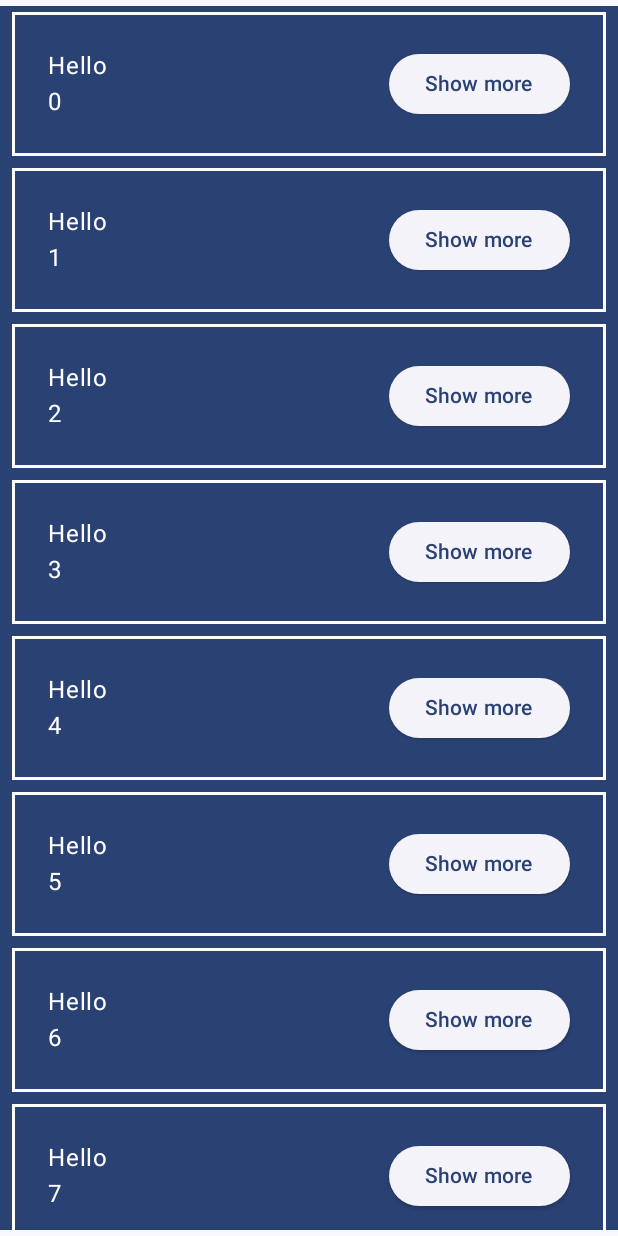
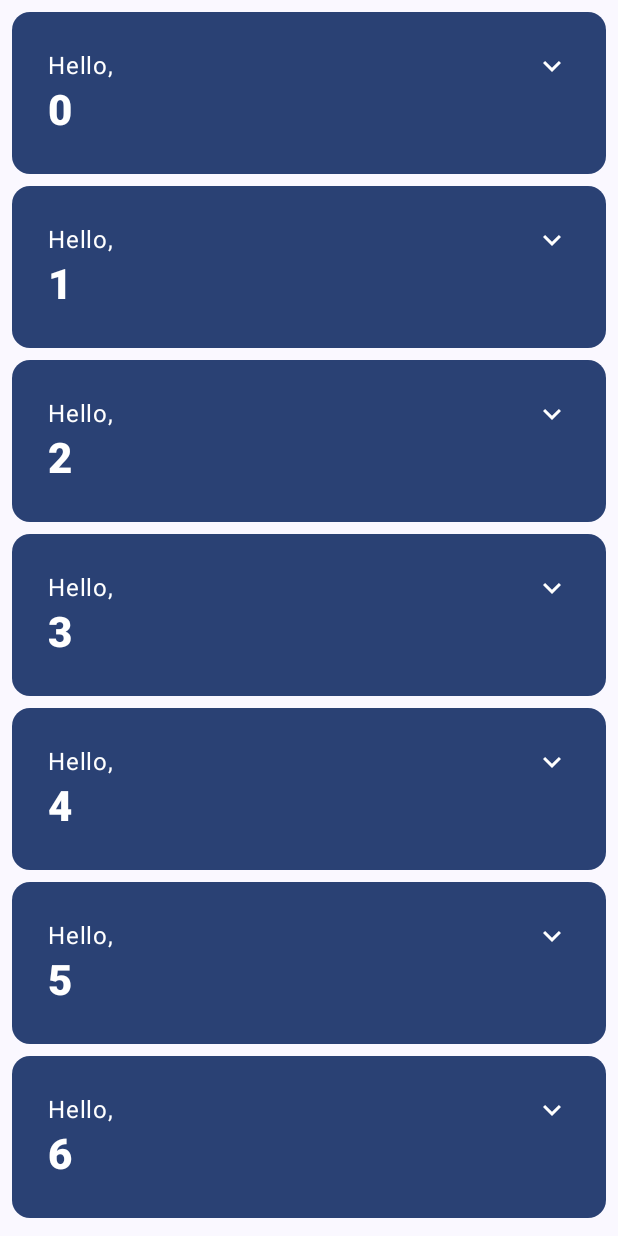
Before and after one commit to tayuta914/Basics_Codelab, an Android app built with Jetpack Compose: the screen it shows after launch (MainActivity), after a tap on "Continue", on a phone screen of 412 x 824 dp. Run offline under Robolectric (Android 15) with nearby library versions, the phone set to English and light mode, and no system bars.

Commit message:
アプリスタイルやテーマなどを追加

```diff
--- a/app/build.gradle.kts
+++ b/app/build.gradle.kts
@@ -49,6 +49,7 @@ dependencies {
     implementation(libs.androidx.ui.graphics)
     implementation(libs.androidx.ui.tooling.preview)
     implementation(libs.androidx.material3)
+    implementation(libs.androidx.material.icons.extended)
     testImplementation(libs.junit)
     androidTestImplementation(libs.androidx.junit)
     androidTestImplementation(libs.androidx.espresso.core)
--- a/app/src/main/java/com/example/basicscodelab/MainActivity.kt
+++ b/app/src/main/java/com/example/basicscodelab/MainActivity.kt
@@ -1,13 +1,13 @@
 package com.example.basicscodelab
 
+import android.content.res.Configuration.UI_MODE_NIGHT_YES
 import android.os.Bundle
 import androidx.activity.ComponentActivity
 import androidx.activity.compose.setContent
 import androidx.activity.enableEdgeToEdge
+import androidx.compose.animation.animateContentSize
 import androidx.compose.animation.core.Spring
-import androidx.compose.animation.core.animateDpAsState
 import androidx.compose.animation.core.spring
-import androidx.compose.foundation.border
 import androidx.compose.foundation.layout.Arrangement
 import androidx.compose.foundation.layout.Column
 import androidx.compose.foundation.layout.Row
@@ -15,8 +15,14 @@ import androidx.compose.foundation.layout.fillMaxSize
 import androidx.compose.foundation.layout.padding
 import androidx.compose.foundation.lazy.LazyColumn
 import androidx.compose.foundation.lazy.items
+import androidx.compose.material.icons.Icons
+import androidx.compose.material.icons.filled.ExpandLess
+import androidx.compose.material.icons.filled.ExpandMore
 import androidx.compose.material3.Button
-import androidx.compose.material3.ElevatedButton
+import androidx.compose.material3.Card
+import androidx.compose.material3.CardDefaults
+import androidx.compose.material3.Icon
+import androidx.compose.material3.IconButton
 import androidx.compose.material3.MaterialTheme
 import androidx.compose.material3.Surface
 import androidx.compose.material3.Text
@@ -27,7 +33,8 @@ import androidx.compose.runtime.saveable.rememberSaveable
 import androidx.compose.runtime.setValue
 import androidx.compose.ui.Alignment
 import androidx.compose.ui.Modifier
-import androidx.compose.ui.graphics.Color
+import androidx.compose.ui.res.stringResource
+import androidx.compose.ui.text.font.FontWeight
 import androidx.compose.ui.tooling.preview.Preview
 import androidx.compose.ui.unit.dp
 import com.example.basicscodelab.ui.theme.BasicsCodelabTheme
@@ -45,9 +52,7 @@ class MainActivity : ComponentActivity() {
 }
 
 @Composable
-fun MyApp(
-    modifier: Modifier = Modifier,
-) {
+fun MyApp(modifier: Modifier = Modifier) {
     var shouldShowOnboarding by rememberSaveable { mutableStateOf(true) }
 
     Surface(modifier) {
@@ -74,45 +79,73 @@ private fun Greetings(
 }
 
 @Composable
-fun Greeting(name: String, modifier: Modifier = Modifier) {
+private fun Greeting(name: String, modifier: Modifier = Modifier) {
+    Card(
+        colors = CardDefaults.cardColors(
+            containerColor = MaterialTheme.colorScheme.primary
+        ),
+        modifier = modifier.padding(vertical = 4.dp, horizontal = 8.dp)
+    ) {
+        CardContent(name)
+    }
+}
+
+@Composable
+fun CardContent(name: String) {
     // rememberで再コンポジションの前後で状態を保持するには、remember を使用して可変状態を記憶する
-    var expanded = rememberSaveable { mutableStateOf(false) }
-    // 各アイテムを個別で展開するように調整
-    val expandPadding by animateDpAsState(
-        if (expanded.value) 48.dp else 0.dp,
+    var expanded by rememberSaveable { mutableStateOf(false) }
+    Row(
+        modifier = Modifier
+            .padding(12.dp)
+            .animateContentSize(
                 animationSpec = spring(
                     dampingRatio = Spring.DampingRatioMediumBouncy,
                     stiffness = Spring.StiffnessLow
                 )
             )
-    Surface(color = MaterialTheme.colorScheme.primary) {
-        Column(
-            modifier = modifier
-                .padding(vertical = 4.dp, horizontal = 8.dp)
-                .border(2.dp, Color.White)
     ) {
-            Row(modifier = Modifier.padding(24.dp)) {
         Column(
             modifier = Modifier
                 .weight(1f)
-                        .padding(bottom = expandPadding)
+                .padding(12.dp)
         ) {
-                    Text(text = "Hello ")
-                    Text(text = name)
-                }
-                ElevatedButton(onClick = { expanded.value = !expanded.value }) {
-                    Text(if (expanded.value) "Show less" else "Show more")
+            Text(text = "Hello, ")
+            Text(
+                text = name, style = MaterialTheme.typography.headlineMedium.copy(
+                    fontWeight = FontWeight.ExtraBold
+                )
+            )
+            if (expanded) {
+                Text(
+                    text = ("Composem ipsum color sit lazy, " +
+                            "padding theme elit, sed do bouncy. ").repeat(4),
+                )
             }
         }
+        IconButton(onClick = { expanded = !expanded }) {
+            Icon(
+                imageVector = if (expanded) Icons.Filled.ExpandLess else Icons.Filled.ExpandMore,
+                contentDescription = if (expanded) {
+                    stringResource(R.string.show_less)
+                } else {
+                    stringResource(R.string.show_more)
+                }
+            )
         }
     }
 }
 
+@Preview(
+    showBackground = true,
+    widthDp = 320,
+    uiMode = UI_MODE_NIGHT_YES,
+    name = "GreetingPreviewDark"
+)
 @Preview(showBackground = true, widthDp = 320)
 @Composable
 fun GreetingPreview() {
     BasicsCodelabTheme {
-        MyApp(Modifier.fillMaxSize())
+        Greetings()
     }
 }
 
--- a/app/src/main/java/com/example/basicscodelab/ui/theme/Color.kt
+++ b/app/src/main/java/com/example/basicscodelab/ui/theme/Color.kt
@@ -9,3 +9,8 @@ val Pink80 = Color(0xFFEFB8C8)
 val Purple40 = Color(0xFF6650a4)
 val PurpleGrey40 = Color(0xFF625b71)
 val Pink40 = Color(0xFF7D5260)
+
+val Navy = Color(0xFF073042)
+val Blue = Color(0xFF4285F4)
+val LightBlue = Color(0xFFD7EFFE)
+val Chartreuse = Color(0xFFEFF7CF)
--- a/app/src/main/java/com/example/basicscodelab/ui/theme/Theme.kt
+++ b/app/src/main/java/com/example/basicscodelab/ui/theme/Theme.kt
@@ -1,6 +1,5 @@
 package com.example.basicscodelab.ui.theme
 
-import android.app.Activity
 import android.os.Build
 import androidx.compose.foundation.isSystemInDarkTheme
 import androidx.compose.material3.MaterialTheme
@@ -9,18 +8,21 @@ import androidx.compose.material3.dynamicDarkColorScheme
 import androidx.compose.material3.dynamicLightColorScheme
 import androidx.compose.material3.lightColorScheme
 import androidx.compose.runtime.Composable
+import androidx.compose.ui.graphics.Color
 import androidx.compose.ui.platform.LocalContext
 
 private val DarkColorScheme = darkColorScheme(
-    primary = Purple80,
-    secondary = PurpleGrey80,
-    tertiary = Pink80
+    surface = Blue,
+    onSurface = Navy,
+    primary = Navy,
+    onPrimary = Chartreuse
 )
 
 private val LightColorScheme = lightColorScheme(
-    primary = Purple40,
-    secondary = PurpleGrey40,
-    tertiary = Pink40
+    surface = Blue,
+    onSurface = Color.White,
+    primary = LightBlue,
+    onPrimary = Navy
 
     /* Other default colors to override
     background = Color(0xFFFFFBFE),
--- a/app/src/main/res/values/strings.xml
+++ b/app/src/main/res/values/strings.xml
@@ -1,3 +1,5 @@
 <resources>
     <string name="app_name">Basics Codelab</string>
+    <string name="show_less">Show Less</string>
+    <string name="show_more">Show More</string>
 </resources>
--- a/gradle/libs.versions.toml
+++ b/gradle/libs.versions.toml
@@ -11,6 +11,7 @@ composeBom = "2025.01.00"
 
 [libraries]
 androidx-core-ktx = { group = "androidx.core", name = "core-ktx", version.ref = "coreKtx" }
+androidx-material-icons-extended = { module = "androidx.compose.material:material-icons-extended" }
 junit = { group = "junit", name = "junit", version.ref = "junit" }
 androidx-junit = { group = "androidx.test.ext", name = "junit", version.ref = "junitVersion" }
 androidx-espresso-core = { group = "androidx.test.espresso", name = "espresso-core", version.ref = "espressoCore" }
```
Lines whose indentation alone changed are shown as unchanged.
